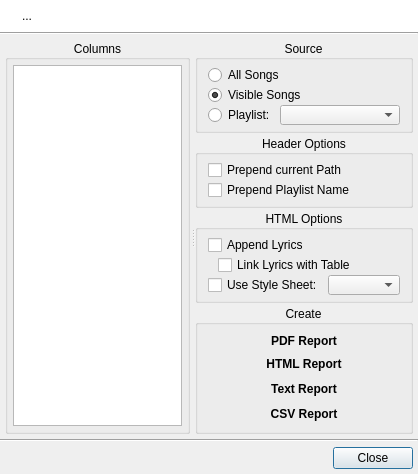
Old version of the form src/report/QUReportDialog.ui in the repository UltraStar-Deluxe/UltraStar-Manager.
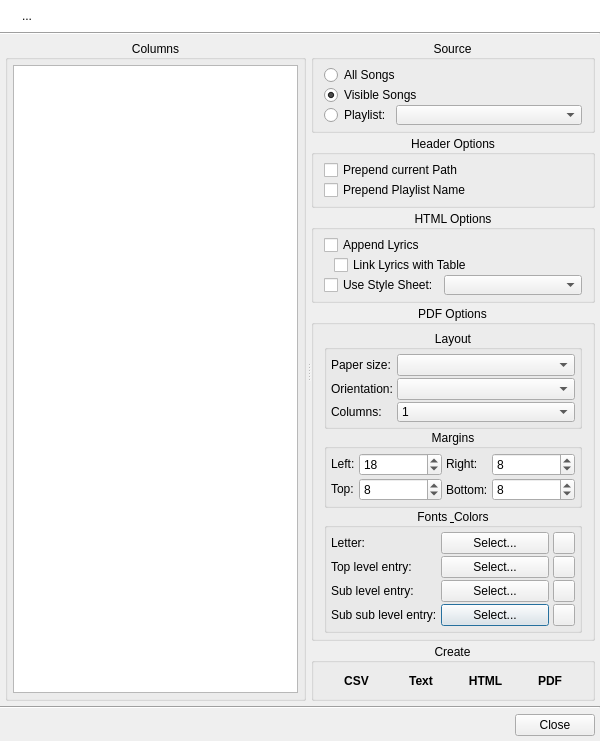
New version of the form. Icons and pictures are not drawn.

Commit message: Major refinements for PDF report creation: customizable paper size and orientation, margins, fonts and colors.

```diff
--- a/src/report/QUReportDialog.ui
+++ b/src/report/QUReportDialog.ui
@@ -6,8 +6,8 @@
    <rect>
     <x>0</x>
     <y>0</y>
-    <width>418</width>
-    <height>452</height>
+    <width>600</width>
+    <height>682</height>
    </rect>
   </property>
   <property name="windowTitle">
@@ -520,6 +520,431 @@
            </layout>
           </widget>
          </item>
+         <item>
+          <widget class="QGroupBox" name="PDFGroup">
+           <property name="title">
+            <string>PDF Options</string>
+           </property>
+           <property name="alignment">
+            <set>Qt::AlignCenter</set>
+           </property>
+           <property name="flat">
+            <bool>true</bool>
+           </property>
+           <layout class="QVBoxLayout" name="verticalLayout_9">
+            <property name="spacing">
+             <number>0</number>
+            </property>
+            <property name="leftMargin">
+             <number>10</number>
+            </property>
+            <property name="topMargin">
+             <number>5</number>
+            </property>
+            <property name="rightMargin">
+             <number>10</number>
+            </property>
+            <property name="bottomMargin">
+             <number>5</number>
+            </property>
+            <item>
+             <widget class="QGroupBox" name="groupBox_2">
+              <property name="title">
+               <string>Layout</string>
+              </property>
+              <property name="alignment">
+               <set>Qt::AlignCenter</set>
+              </property>
+              <property name="flat">
+               <bool>true</bool>
+              </property>
+              <layout class="QGridLayout" name="gridLayout_2">
+               <property name="leftMargin">
+                <number>4</number>
+               </property>
+               <property name="topMargin">
+                <number>4</number>
+               </property>
+               <property name="rightMargin">
+                <number>4</number>
+               </property>
+               <property name="bottomMargin">
+                <number>4</number>
+               </property>
+               <property name="horizontalSpacing">
+                <number>4</number>
+               </property>
+               <property name="verticalSpacing">
+                <number>2</number>
+               </property>
+               <item row="0" column="0">
+                <widget class="QLabel" name="label">
+                 <property name="sizePolicy">
+                  <sizepolicy hsizetype="Fixed" vsizetype="Fixed">
+                   <horstretch>0</horstretch>
+                   <verstretch>0</verstretch>
+                  </sizepolicy>
+                 </property>
+                 <property name="text">
+                  <string>Paper size:</string>
+                 </property>
+                </widget>
+               </item>
+               <item row="0" column="1">
+                <widget class="QComboBox" name="paperSizeCombo"/>
+               </item>
+               <item row="1" column="0">
+                <widget class="QLabel" name="label_2">
+                 <property name="sizePolicy">
+                  <sizepolicy hsizetype="Fixed" vsizetype="Fixed">
+                   <horstretch>0</horstretch>
+                   <verstretch>0</verstretch>
+                  </sizepolicy>
+                 </property>
+                 <property name="text">
+                  <string>Orientation:</string>
+                 </property>
+                </widget>
+               </item>
+               <item row="1" column="1">
+                <widget class="QComboBox" name="orientationCombo"/>
+               </item>
+               <item row="2" column="0">
+                <widget class="QLabel" name="label_3">
+                 <property name="sizePolicy">
+                  <sizepolicy hsizetype="Fixed" vsizetype="Fixed">
+                   <horstretch>0</horstretch>
+                   <verstretch>0</verstretch>
+                  </sizepolicy>
+                 </property>
+                 <property name="text">
+                  <string>Columns:</string>
+                 </property>
+                </widget>
+               </item>
+               <item row="2" column="1">
+                <widget class="QComboBox" name="layoutColumnsCombo">
+                 <property name="minimumSize">
+                  <size>
+                   <width>0</width>
+                   <height>20</height>
+                  </size>
+                 </property>
+                 <item>
+                  <property name="text">
+                   <string>1</string>
+                  </property>
+                 </item>
+                 <item>
+                  <property name="text">
+                   <string>2</string>
+                  </property>
+                 </item>
+                 <item>
+                  <property name="text">
+                   <string>3</string>
+                  </property>
+                 </item>
+                 <item>
+                  <property name="text">
+                   <string>4</string>
+                  </property>
+                 </item>
+                </widget>
+               </item>
+              </layout>
+             </widget>
+            </item>
+            <item>
+             <widget class="QGroupBox" name="groupBox">
+              <property name="title">
+               <string>Margins</string>
+              </property>
+              <property name="alignment">
+               <set>Qt::AlignCenter</set>
+              </property>
+              <property name="flat">
+               <bool>true</bool>
+              </property>
+              <layout class="QGridLayout" name="gridLayout">
+               <property name="leftMargin">
+                <number>4</number>
+               </property>
+               <property name="topMargin">
+                <number>4</number>
+               </property>
+               <property name="rightMargin">
+                <number>4</number>
+               </property>
+               <property name="bottomMargin">
+                <number>4</number>
+               </property>
+               <property name="horizontalSpacing">
+                <number>4</number>
+               </property>
+               <property name="verticalSpacing">
+                <number>2</number>
+               </property>
+               <item row="0" column="0">
+                <widget class="QLabel" name="label_4">
+                 <property name="sizePolicy">
+                  <sizepolicy hsizetype="Fixed" vsizetype="Fixed">
+                   <horstretch>0</horstretch>
+                   <verstretch>0</verstretch>
+                  </sizepolicy>
+                 </property>
+                 <property name="text">
+                  <string>Left:</string>
+                 </property>
+                </widget>
+               </item>
+               <item row="0" column="1">
+                <widget class="QSpinBox" name="leftMargin">
+                 <property name="sizePolicy">
+                  <sizepolicy hsizetype="Minimum" vsizetype="Fixed">
+                   <horstretch>0</horstretch>
+                   <verstretch>0</verstretch>
+                  </sizepolicy>
+                 </property>
+                 <property name="value">
+                  <number>18</number>
+                 </property>
+                </widget>
+               </item>
+               <item row="0" column="2">
+                <widget class="QLabel" name="label_5">
+                 <property name="sizePolicy">
+                  <sizepolicy hsizetype="Fixed" vsizetype="Fixed">
+                   <horstretch>0</horstretch>
+                   <verstretch>0</verstretch>
+                  </sizepolicy>
+                 </property>
+                 <property name="text">
+                  <string>Right:</string>
+                 </property>
+                </widget>
+               </item>
+               <item row="0" column="3">
+                <widget class="QSpinBox" name="rightMargin">
+                 <property name="sizePolicy">
+                  <sizepolicy hsizetype="Minimum" vsizetype="Fixed">
+                   <horstretch>0</horstretch>
+                   <verstretch>0</verstretch>
+                  </sizepolicy>
+                 </property>
+                 <property name="value">
+                  <number>8</number>
+                 </property>
+                </widget>
+               </item>
+               <item row="1" column="0">
+                <widget class="QLabel" name="label_6">
+                 <property name="sizePolicy">
+                  <sizepolicy hsizetype="Fixed" vsizetype="Fixed">
+                   <horstretch>0</horstretch>
+                   <verstretch>0</verstretch>
+                  </sizepolicy>
+                 </property>
+                 <property name="text">
+                  <string>Top:</string>
+                 </property>
+                </widget>
+               </item>
+               <item row="1" column="1">
+                <widget class="QSpinBox" name="topMargin">
+                 <property name="value">
+                  <number>8</number>
+                 </property>
+                </widget>
+               </item>
+               <item row="1" column="2">
+                <widget class="QLabel" name="label_7">
+                 <property name="text">
+                  <string>Bottom:</string>
+                 </property>
+                </widget>
+               </item>
+               <item row="1" column="3">
+                <widget class="QSpinBox" name="bottomMargin">
+                 <property name="value">
+                  <number>8</number>
+                 </property>
+                </widget>
+               </item>
+              </layout>
+             </widget>
+            </item>
+            <item>
+             <widget class="QGroupBox" name="groupBox_3">
+              <property name="title">
+               <string>Fonts &amp; Colors</string>
+              </property>
+              <property name="alignment">
+               <set>Qt::AlignCenter</set>
+              </property>
+              <property name="flat">
+               <bool>true</bool>
+              </property>
+              <layout class="QGridLayout" name="gridLayout_3">
+               <property name="leftMargin">
+                <number>4</number>
+               </property>
+               <property name="topMargin">
+                <number>4</number>
+               </property>
+               <property name="rightMargin">
+                <number>4</number>
+               </property>
+               <property name="bottomMargin">
+                <number>4</number>
+               </property>
+               <property name="horizontalSpacing">
+                <number>4</number>
+               </property>
+               <property name="verticalSpacing">
+                <number>2</number>
+               </property>
+               <item row="3" column="1">
+                <widget class="QPushButton" name="selectSubSubLevelEntryFntBtn">
+                 <property name="text">
+                  <string>Select...</string>
+                 </property>
+                </widget>
+               </item>
+               <item row="1" column="0">
+                <widget class="QLabel" name="label_9">
+                 <property name="sizePolicy">
+                  <sizepolicy hsizetype="Fixed" vsizetype="Preferred">
+                   <horstretch>0</horstretch>
+                   <verstretch>0</verstretch>
+                  </sizepolicy>
+                 </property>
+                 <property name="text">
+                  <string>Top level entry:</string>
+                 </property>
+                </widget>
+               </item>
+               <item row="1" column="1">
+                <widget class="QPushButton" name="selectTopLevelEntryFntBtn">
+                 <property name="text">
+                  <string>Select...</string>
+                 </property>
+                </widget>
+               </item>
+               <item row="3" column="0">
+                <widget class="QLabel" name="label_11">
+                 <property name="sizePolicy">
+                  <sizepolicy hsizetype="Fixed" vsizetype="Preferred">
+                   <horstretch>0</horstretch>
+                   <verstretch>0</verstretch>
+                  </sizepolicy>
+                 </property>
+                 <property name="text">
+                  <string>Sub sub level entry:</string>
+                 </property>
+                </widget>
+               </item>
+               <item row="2" column="0">
+                <widget class="QLabel" name="label_10">
+                 <property name="sizePolicy">
+                  <sizepolicy hsizetype="Fixed" vsizetype="Preferred">
+                   <horstretch>0</horstretch>
+                   <verstretch>0</verstretch>
+                  </sizepolicy>
+                 </property>
+                 <property name="text">
+                  <string>Sub level entry:</string>
+                 </property>
+                </widget>
+               </item>
+               <item row="0" column="0">
+                <widget class="QLabel" name="label_8">
+                 <property name="sizePolicy">
+                  <sizepolicy hsizetype="Fixed" vsizetype="Preferred">
+                   <horstretch>0</horstretch>
+                   <verstretch>0</verstretch>
+                  </sizepolicy>
+                 </property>
+                 <property name="text">
+                  <string>Letter:</string>
+                 </property>
+                </widget>
+               </item>
+               <item row="0" column="1">
+                <widget class="QPushButton" name="selectLetterFntBtn">
+                 <property name="text">
+                  <string>Select...</string>
+                 </property>
+                </widget>
+               </item>
+               <item row="2" column="1">
+                <widget class="QPushButton" name="selectSubLevelEntryFntBtn">
+                 <property name="text">
+                  <string>Select...</string>
+                 </property>
+                </widget>
+               </item>
+               <item row="0" column="2">
+                <widget class="QPushButton" name="selectLetterClrBtn">
+                 <property name="maximumSize">
+                  <size>
+                   <width>22</width>
+                   <height>16777215</height>
+                  </size>
+                 </property>
+                 <property name="text">
+                  <string/>
+                 </property>
+                 <property name="flat">
+                  <bool>false</bool>
+                 </property>
+                </widget>
+               </item>
+               <item row="1" column="2">
+                <widget class="QPushButton" name="selectTopLevelEntryClrBtn">
+                 <property name="maximumSize">
+                  <size>
+                   <width>22</width>
+                   <height>16777215</height>
+                  </size>
+                 </property>
+                 <property name="text">
+                  <string/>
+                 </property>
+                </widget>
+               </item>
+               <item row="2" column="2">
+                <widget class="QPushButton" name="selectSubLevelEntryClrBtn">
+                 <property name="maximumSize">
+                  <size>
+                   <width>22</width>
+                   <height>16777215</height>
+                  </size>
+                 </property>
+                 <property name="text">
+                  <string/>
+                 </property>
+                </widget>
+               </item>
+               <item row="3" column="2">
+                <widget class="QPushButton" name="selectSubSubLevelEntryClrBtn">
+                 <property name="maximumSize">
+                  <size>
+                   <width>22</width>
+                   <height>16777215</height>
+                  </size>
+                 </property>
+                 <property name="text">
+                  <string/>
+                 </property>
+                </widget>
+               </item>
+              </layout>
+             </widget>
+            </item>
+           </layout>
+          </widget>
+         </item>
          <item>
           <spacer name="verticalSpacer">
            <property name="orientation">
@@ -547,7 +972,7 @@
            <property name="flat">
             <bool>true</bool>
            </property>
-           <layout class="QVBoxLayout" name="verticalLayout_5">
+           <layout class="QHBoxLayout" name="horizontalLayout_4">
             <property name="spacing">
              <number>0</number>
             </property>
@@ -563,111 +988,6 @@
             <property name="bottomMargin">
              <number>5</number>
             </property>
-            <item>
-             <widget class="QToolButton" name="createPdfBtn">
-              <property name="sizePolicy">
-               <sizepolicy hsizetype="Preferred" vsizetype="Fixed">
-                <horstretch>0</horstretch>
-                <verstretch>0</verstretch>
-               </sizepolicy>
-              </property>
-              <property name="font">
-               <font>
-                <pointsize>9</pointsize>
-                <weight>75</weight>
-                <bold>true</bold>
-               </font>
-              </property>
-              <property name="text">
-               <string>PDF Report</string>
-              </property>
-              <property name="icon">
-               <iconset resource="../resources/UltraStar-Manager.qrc">
-                <normaloff>:/types/page_white_acrobat.png</normaloff>:/types/page_white_acrobat.png</iconset>
-              </property>
-              <property name="toolButtonStyle">
-               <enum>Qt::ToolButtonTextBesideIcon</enum>
-              </property>
-              <property name="autoRaise">
-               <bool>true</bool>
-              </property>
-             </widget>
-            </item>
-            <item>
-             <widget class="QToolButton" name="createHtmlBtn">
-              <property name="sizePolicy">
-               <sizepolicy hsizetype="Preferred" vsizetype="Fixed">
-                <horstretch>0</horstretch>
-                <verstretch>0</verstretch>
-               </sizepolicy>
-              </property>
-              <property name="minimumSize">
-               <size>
-                <width>0</width>
-                <height>25</height>
-               </size>
-              </property>
-              <property name="font">
-               <font>
-                <pointsize>9</pointsize>
-                <weight>75</weight>
-                <bold>true</bold>
-               </font>
-              </property>
-              <property name="text">
-               <string>HTML Report</string>
-              </property>
-              <property name="icon">
-               <iconset resource="../resources/UltraStar-Manager.qrc">
-                <normaloff>:/types/page_code.png</normaloff>:/types/page_code.png</iconset>
-              </property>
-              <property name="toolButtonStyle">
-               <enum>Qt::ToolButtonTextBesideIcon</enum>
-              </property>
-              <property name="autoRaise">
-               <bool>true</bool>
-              </property>
-             </widget>
-            </item>
-            <item>
-             <widget class="QToolButton" name="createPlainTextBtn">
-              <property name="enabled">
-               <bool>true</bool>
-              </property>
-              <property name="sizePolicy">
-               <sizepolicy hsizetype="Preferred" vsizetype="Fixed">
-                <horstretch>0</horstretch>
-                <verstretch>0</verstretch>
-               </sizepolicy>
-              </property>
-              <property name="minimumSize">
-               <size>
-                <width>0</width>
-                <height>25</height>
-               </size>
-              </property>
-              <property name="font">
-               <font>
-                <pointsize>9</pointsize>
-                <weight>75</weight>
-                <bold>true</bold>
-               </font>
-              </property>
-              <property name="text">
-               <string>Text Report</string>
-              </property>
-              <property name="icon">
-               <iconset resource="../resources/UltraStar-Manager.qrc">
-                <normaloff>:/types/text_plain.png</normaloff>:/types/text_plain.png</iconset>
-              </property>
-              <property name="toolButtonStyle">
-               <enum>Qt::ToolButtonTextBesideIcon</enum>
-              </property>
-              <property name="autoRaise">
-               <bool>true</bool>
-              </property>
-             </widget>
-            </item>
             <item>
              <widget class="QToolButton" name="createCSVBtn">
               <property name="enabled">
@@ -693,7 +1013,7 @@
                </font>
               </property>
               <property name="text">
-               <string>CSV Report</string>
+               <string>CSV</string>
               </property>
               <property name="icon">
                <iconset resource="../resources/UltraStar-Manager.qrc">
@@ -707,6 +1027,111 @@
               </property>
              </widget>
             </item>
+            <item>
+             <widget class="QToolButton" name="createPlainTextBtn">
+              <property name="enabled">
+               <bool>true</bool>
+              </property>
+              <property name="sizePolicy">
+               <sizepolicy hsizetype="Preferred" vsizetype="Fixed">
+                <horstretch>0</horstretch>
+                <verstretch>0</verstretch>
+               </sizepolicy>
+              </property>
+              <property name="minimumSize">
+               <size>
+                <width>0</width>
+                <height>25</height>
+               </size>
+              </property>
+              <property name="font">
+               <font>
+                <pointsize>9</pointsize>
+                <weight>75</weight>
+                <bold>true</bold>
+               </font>
+              </property>
+              <property name="text">
+               <string>Text</string>
+              </property>
+              <property name="icon">
+               <iconset resource="../resources/UltraStar-Manager.qrc">
+                <normaloff>:/types/text_plain.png</normaloff>:/types/text_plain.png</iconset>
+              </property>
+              <property name="toolButtonStyle">
+               <enum>Qt::ToolButtonTextBesideIcon</enum>
+              </property>
+              <property name="autoRaise">
+               <bool>true</bool>
+              </property>
+             </widget>
+            </item>
+            <item>
+             <widget class="QToolButton" name="createHtmlBtn">
+              <property name="sizePolicy">
+               <sizepolicy hsizetype="Preferred" vsizetype="Fixed">
+                <horstretch>0</horstretch>
+                <verstretch>0</verstretch>
+               </sizepolicy>
+              </property>
+              <property name="minimumSize">
+               <size>
+                <width>0</width>
+                <height>25</height>
+               </size>
+              </property>
+              <property name="font">
+               <font>
+                <pointsize>9</pointsize>
+                <weight>75</weight>
+                <bold>true</bold>
+               </font>
+              </property>
+              <property name="text">
+               <string>HTML</string>
+              </property>
+              <property name="icon">
+               <iconset resource="../resources/UltraStar-Manager.qrc">
+                <normaloff>:/types/page_code.png</normaloff>:/types/page_code.png</iconset>
+              </property>
+              <property name="toolButtonStyle">
+               <enum>Qt::ToolButtonTextBesideIcon</enum>
+              </property>
+              <property name="autoRaise">
+               <bool>true</bool>
+              </property>
+             </widget>
+            </item>
+            <item>
+             <widget class="QToolButton" name="createPdfBtn">
+              <property name="sizePolicy">
+               <sizepolicy hsizetype="Preferred" vsizetype="Fixed">
+                <horstretch>0</horstretch>
+                <verstretch>0</verstretch>
+               </sizepolicy>
+              </property>
+              <property name="font">
+               <font>
+                <pointsize>9</pointsize>
+                <weight>75</weight>
+                <bold>true</bold>
+               </font>
+              </property>
+              <property name="text">
+               <string>PDF</string>
+              </property>
+              <property name="icon">
+               <iconset resource="../resources/UltraStar-Manager.qrc">
+                <normaloff>:/types/page_white_acrobat.png</normaloff>:/types/page_white_acrobat.png</iconset>
+              </property>
+              <property name="toolButtonStyle">
+               <enum>Qt::ToolButtonTextBesideIcon</enum>
+              </property>
+              <property name="autoRaise">
+               <bool>true</bool>
+              </property>
+             </widget>
+            </item>
            </layout>
           </widget>
          </item>
```
The commit also changes 4 other files.
